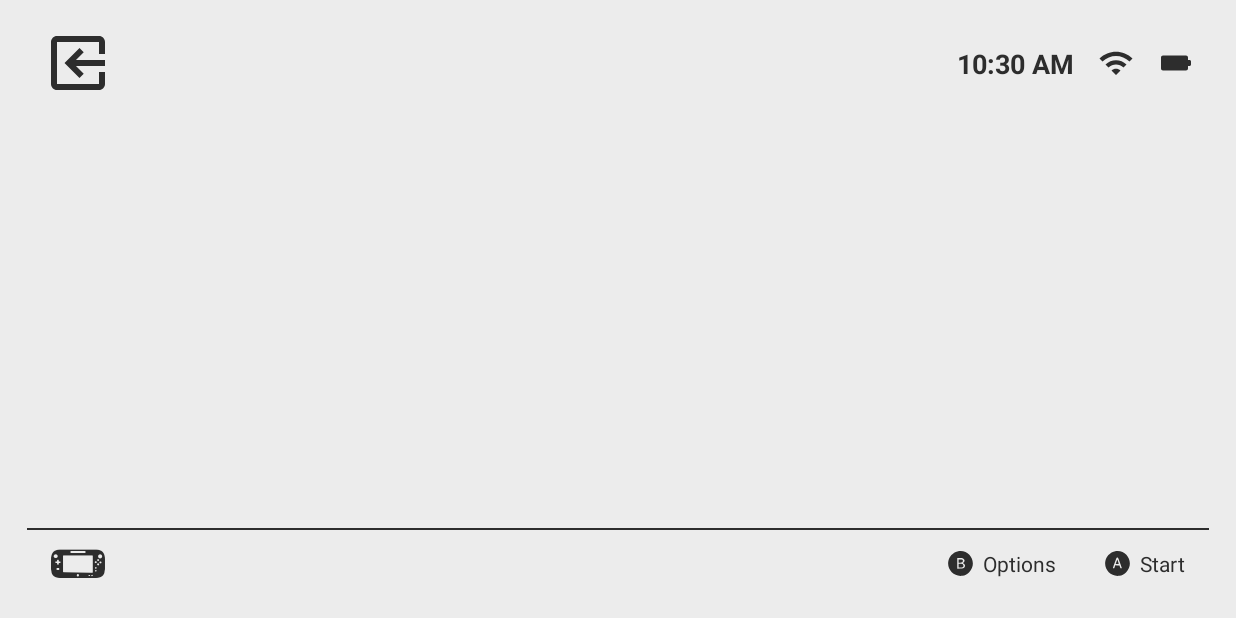
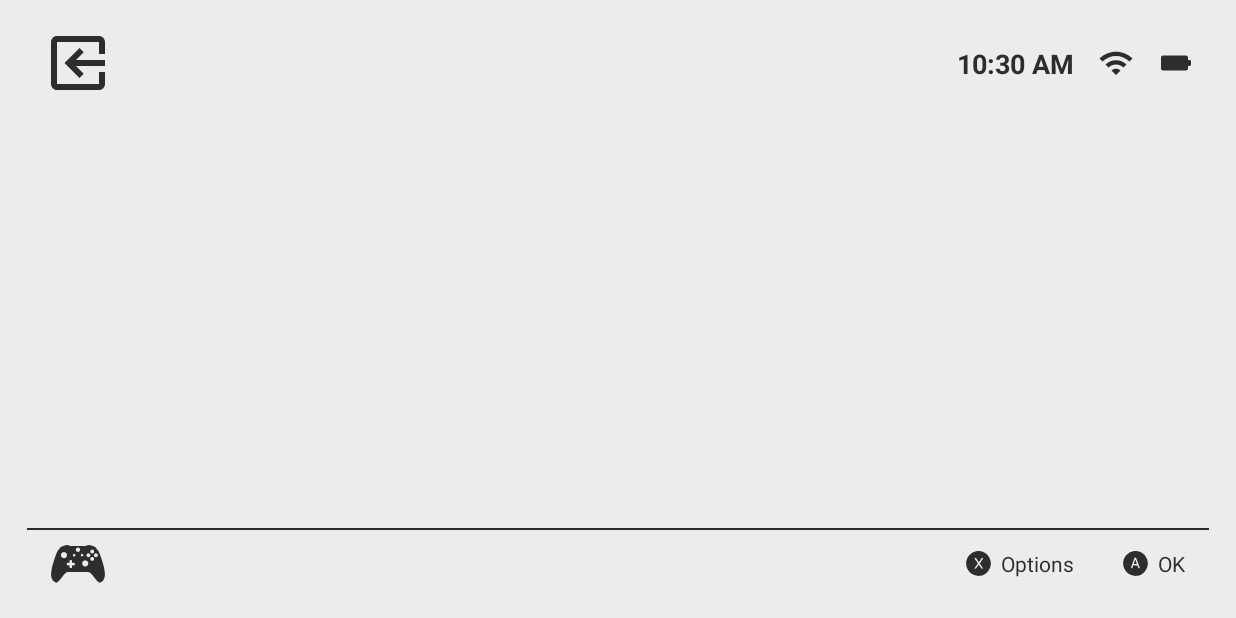
Before and after one commit to nickbeth/controller-hub, an Android app: the screen it shows after launch (MainActivity), on a phone screen of 824 x 412 dp (held sideways). Run offline under Robolectric (Android 15) with nearby library versions, the phone set to English and light mode, and no system bars.

Commit message:
ContextBar manager class

```diff
--- a/app/src/main/java/com/spacelynx/controllerhub/MainActivity.kt
+++ b/app/src/main/java/com/spacelynx/controllerhub/MainActivity.kt
@@ -5,36 +5,47 @@ import android.os.Bundle
 import android.view.View
 import android.widget.FrameLayout
 import com.spacelynx.controllerhub.databinding.MainActivityBinding
+import com.spacelynx.controllerhub.ui.ContextBar
 
 class MainActivity : AppCompatActivity() {
 
   private lateinit var binding: MainActivityBinding
   private lateinit var mainContent: FrameLayout
+  private lateinit var contextBar: ContextBar
+
+  private var shouldAllowBack = false
 
   override fun onCreate(savedInstanceState: Bundle?) {
     super.onCreate(savedInstanceState)
 
     binding = MainActivityBinding.inflate(layoutInflater)
     setContentView(binding.root)
-
     mainContent = binding.mainContent
 
-    binding.exitIcon.setOnClickListener {
-      this.finish()
-    }
+    binding.exitIcon.setOnClickListener { this.finish() }
 
-    binding.contextBar.action0.text = "Start"
-    binding.contextBar.action0.setOnClickListener {}
-    binding.contextBar.action1.text = "Options"
-    binding.contextBar.action1.setOnClickListener {}
-
-    binding.contextBar.contextIcon.text = resources.getString(R.string.cc_wii_u)
+    contextBar = ContextBar(binding.contextBar)
+    contextBar.setContextIcon(R.string.cc_xbox_one)
+    contextBar.setContextActions(
+        R.string.OK,
+        R.drawable.ic_button_a_18,
+        R.string.options,
+        R.drawable.ic_button_x_18
+    )
   }
 
   override fun onResume() {
     super.onResume()
     hideSystemUI()
+  }
 
+  /**
+   * Disable back button unless we explicitly allow it.
+   * This prevents the app from closing when back button is pressed.
+   */
+  override fun onBackPressed() {
+    if (shouldAllowBack)
+      super.onBackPressed()
   }
 
   private fun hideSystemUI() {
--- /dev/null
+++ b/app/src/main/java/com/spacelynx/controllerhub/ui/ContextBar.kt
@@ -0,0 +1,55 @@
+package com.spacelynx.controllerhub.ui
+
+import android.widget.TextView
+import android.graphics.drawable.Drawable
+import androidx.annotation.DrawableRes
+import androidx.annotation.StringRes
+import com.spacelynx.controllerhub.databinding.ContextBarBinding
+
+class ContextBar(contextBarBinding: ContextBarBinding) {
+  private val contextIcon: TextView = contextBarBinding.contextIcon
+  private val action0: TextView = contextBarBinding.action0
+  private val action1: TextView = contextBarBinding.action1
+
+  fun setContextIcon(@StringRes stringResId: Int) {
+    contextIcon.setText(stringResId)
+  }
+
+  fun setContextIcon(content: String?) {
+    contextIcon.text = content
+  }
+
+  /**
+   * Set context bar actions. For empty actions use 0. At least one context action should always
+   * be supplied.
+   * @note actions are numbered right-to-left, action0 being the rightmost one.
+   */
+  fun setContextActions(
+      @StringRes action0Text: Int,
+      @DrawableRes action0DrawableRes: Int,
+      @StringRes action1Text: Int,
+      @DrawableRes action1DrawableRes: Int
+  ) {
+    action0.setText(action0Text)
+    action0.setCompoundDrawablesWithIntrinsicBounds(action0DrawableRes, 0, 0, 0)
+    if (action1Text == 0) action1.text = null else action1.setText(action1Text)
+    action1.setCompoundDrawablesWithIntrinsicBounds(action1DrawableRes, 0, 0, 0)
+  }
+
+  /**
+   * Set context bar actions. For empty actions use null. At least one context action should always
+   * be supplied.
+   * @note actions are numbered right-to-left, action0 being the rightmost one.
+   */
+  fun setContextActions(
+      action0Text: String,
+      action0Drawable: Drawable,
+      action1Text: String?,
+      action1Drawable: Drawable?
+  ) {
+    action0.text = action0Text
+    action0.setCompoundDrawablesWithIntrinsicBounds(action0Drawable, null, null, null)
+    action1.text = action1Text
+    action1.setCompoundDrawablesWithIntrinsicBounds(action1Drawable, null, null, null)
+  }
+}
```
